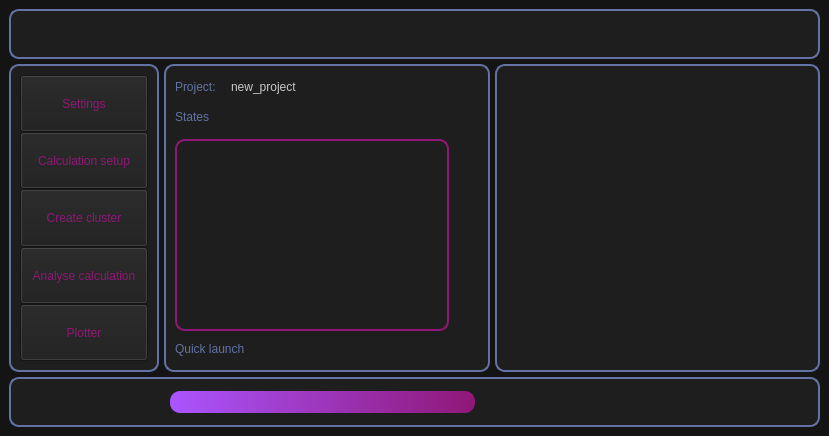
isaksengeir/REACT, file src/main/python/UIs/MainWindow.ui: the form before one commit.
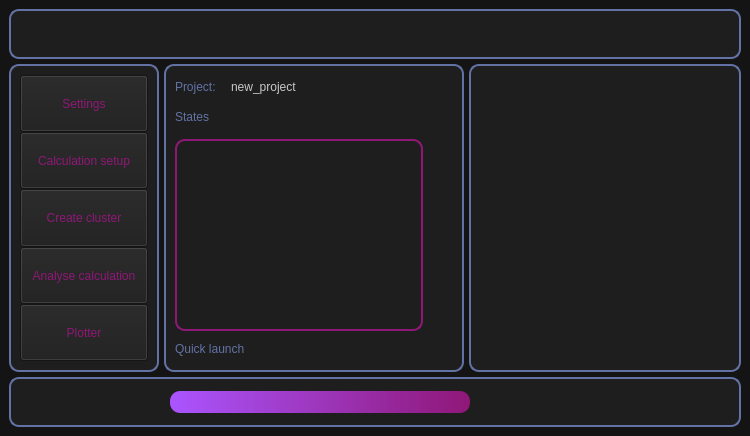
The form after the commit. Icons and pictures are not drawn.

Diff of the .ui file:
```diff
--- a/src/main/python/UIs/MainWindow.ui
+++ b/src/main/python/UIs/MainWindow.ui
@@ -6,7 +6,7 @@
    <rect>
     <x>0</x>
     <y>0</y>
-    <width>829</width>
+    <width>750</width>
     <height>436</height>
    </rect>
   </property>
```
